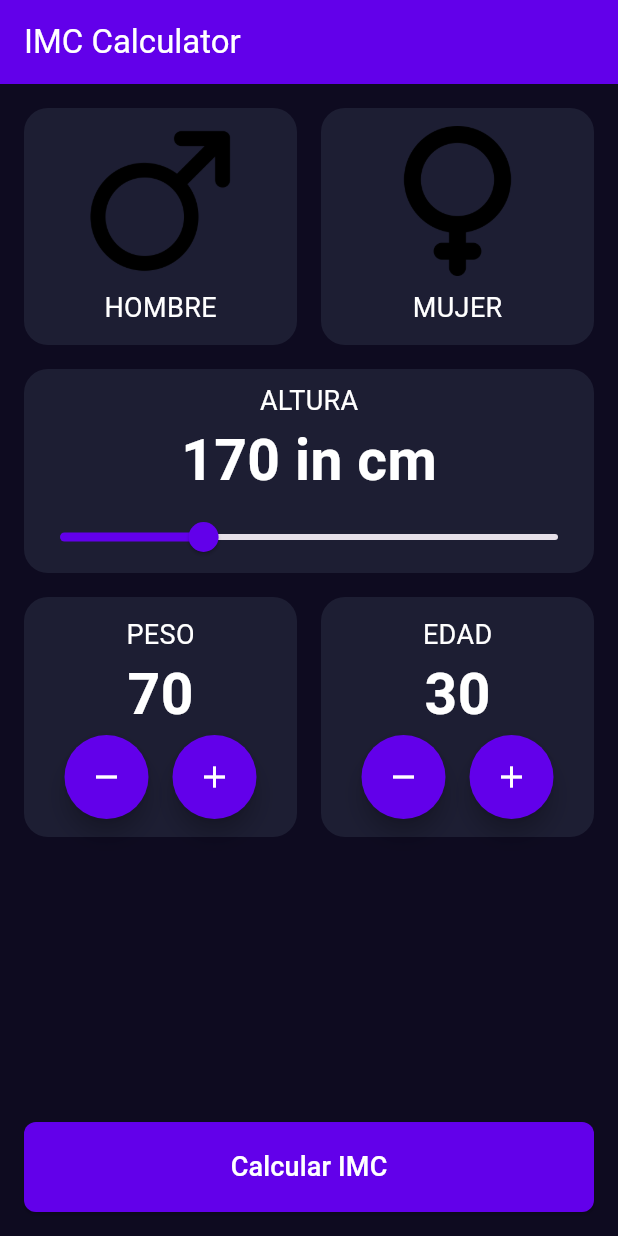
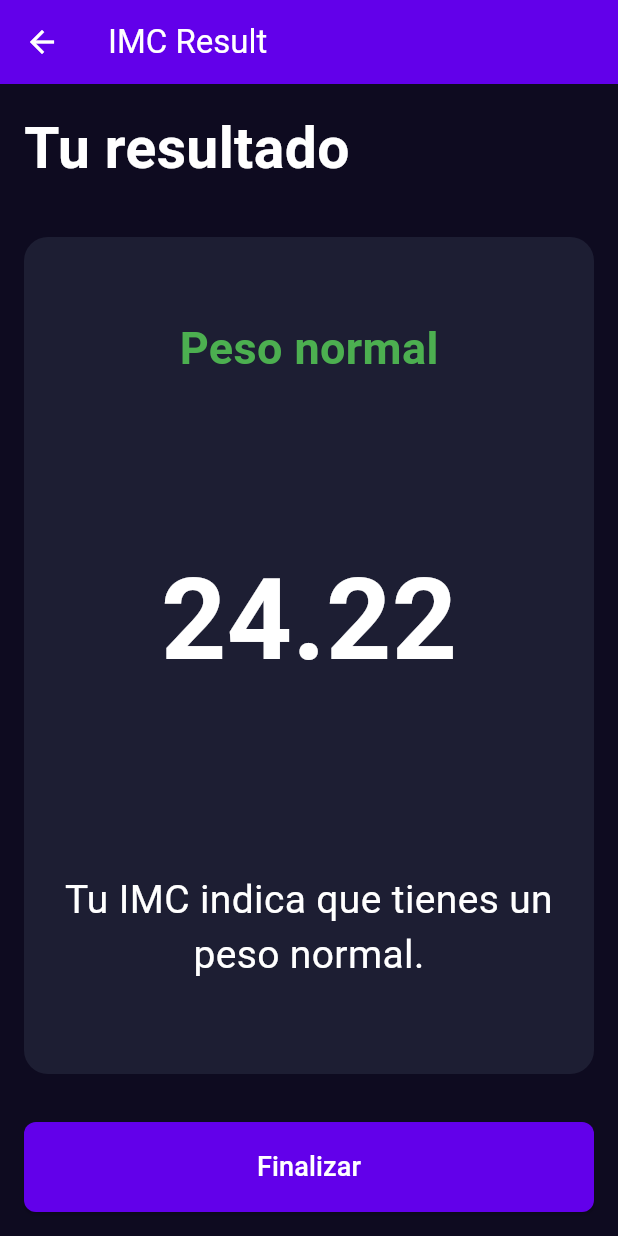
Before and after one commit to JulenWD/PruebaFlutter, a Flutter app: the screen it shows after launch, after a tap on the "remove" icon, after a tap on the "add" icon, after a tap on "Calcular IMC", on a phone screen of 412 x 824 dp. Run offline on Flutter 3.47's test engine with Material 3 defaults, Android fonts, the phone set to English and light mode, and no system bars.

Commit message:
He terminado la aplicación

```diff
--- a/lib/components/height_selector.dart
+++ b/lib/components/height_selector.dart
@@ -3,14 +3,19 @@ import 'package:imc_calculator/core/app_colors.dart';
 import 'package:imc_calculator/core/text_styles.dart';
 
 class HeightSelector extends StatefulWidget {
-  const HeightSelector({super.key});
+  final double selectedHeight;
+  final Function(double) onHeigthChanged;
+  const HeightSelector({
+    super.key,
+    required this.selectedHeight,
+    required this.onHeigthChanged,
+  });
 
   @override
   State<HeightSelector> createState() => _HeightSelectorState();
 }
 
 class _HeightSelectorState extends State<HeightSelector> {
-  double height = 170.0; // Altura inicial en cm
   @override
   Widget build(BuildContext context) {
     return Padding(
@@ -27,7 +32,7 @@ class _HeightSelectorState extends State<HeightSelector> {
               child: Text("ALTURA", style: TextStyles.bodyText),
             ),
             Text(
-              "${height.toStringAsFixed(0)} in cm",
+              "${widget.selectedHeight.toStringAsFixed(0)} in cm",
               style: TextStyle(
                 color: Colors.white,
                 fontSize: 38,
@@ -35,17 +40,15 @@ class _HeightSelectorState extends State<HeightSelector> {
               ),
             ),
             Slider(
-              value: height,
+              value: widget.selectedHeight,
               onChanged: (newHeight) {
-                setState(() {
-                  height = newHeight;
-                });
+                widget.onHeigthChanged(newHeight);
               },
               min: 150,
               max: 220,
               divisions: 70,
               activeColor: AppColors.primary,
-              label: "${height.toStringAsFixed(0)}",
+              label: "${widget.selectedHeight.toStringAsFixed(0)} cm",
             ),
           ],
         ),
--- a/lib/components/number_selector.dart
+++ b/lib/components/number_selector.dart
@@ -45,6 +45,7 @@ class _NumberSelectorState extends State<NumberSelector> {
               mainAxisAlignment: MainAxisAlignment.center,
               children: [
                 FloatingActionButton(
+                  heroTag: null,
                   onPressed: () {
                     widget.onDecrement();
                   },
@@ -54,6 +55,7 @@ class _NumberSelectorState extends State<NumberSelector> {
                 ),
                 SizedBox(width: 16),
                 FloatingActionButton(
+                  heroTag: null,
                   onPressed: () {
                     widget.onIncrement();
                   },
--- a/lib/screens/imc_home_screen.dart
+++ b/lib/screens/imc_home_screen.dart
@@ -4,6 +4,7 @@ import 'package:imc_calculator/components/height_selector.dart';
 import 'package:imc_calculator/components/number_selector.dart';
 import 'package:imc_calculator/core/app_colors.dart';
 import 'package:imc_calculator/core/text_styles.dart';
+import 'package:imc_calculator/screens/imc_result_screen.dart';
 
 class ImcHomeScreen extends StatefulWidget {
   const ImcHomeScreen({super.key});
@@ -15,12 +16,20 @@ class ImcHomeScreen extends StatefulWidget {
 class _ImcHomeScreenState extends State<ImcHomeScreen> {
   int selectedAge = 30;
   int selectedWeight = 70;
+  double selectedHeight = 170;
   @override
   Widget build(BuildContext context) {
     return Column(
       children: [
         GenderSelector(),
-        HeightSelector(),
+        HeightSelector(
+          selectedHeight: selectedHeight,
+          onHeigthChanged: (newHeight) {
+            setState(() {
+              selectedHeight = newHeight;
+            });
+          },
+        ),
         Padding(
           padding: const EdgeInsets.all(16.0),
           child: Row(
@@ -71,8 +80,30 @@ class _ImcHomeScreenState extends State<ImcHomeScreen> {
           child: SizedBox(
             height: 60,
             width: double.infinity,
-            child: ElevatedButton(onPressed: () {}, style: ButtonStyle(shape: WidgetStateProperty.all(RoundedRectangleBorder(borderRadius: BorderRadius.circular(8))), backgroundColor: WidgetStateProperty.all(AppColors.primary)), child: Text("Calcular IMC", style: TextStyles.bodyText))),
-        )
+            child: ElevatedButton(
+              onPressed: () {
+                Navigator.push(
+                  context,
+                  MaterialPageRoute(
+                    builder: (context) => ImcResultScreen(
+                      height: selectedHeight,
+                      weight: selectedWeight,
+                    ),
+                  ),
+                );
+              },
+              style: ButtonStyle(
+                shape: WidgetStateProperty.all(
+                  RoundedRectangleBorder(
+                    borderRadius: BorderRadius.circular(8),
+                  ),
+                ),
+                backgroundColor: WidgetStateProperty.all(AppColors.primary),
+              ),
+              child: Text("Calcular IMC", style: TextStyles.bodyText),
+            ),
+          ),
+        ),
       ],
     );
   }
--- /dev/null
+++ b/lib/screens/imc_result_screen.dart
@@ -0,0 +1,147 @@
+import 'package:flutter/material.dart';
+import 'package:imc_calculator/core/app_colors.dart';
+import 'package:imc_calculator/core/text_styles.dart';
+
+class ImcResultScreen extends StatelessWidget {
+  final double height;
+  final int weight;
+  const ImcResultScreen({
+    super.key,
+    required this.height,
+    required this.weight,
+  });
+
+  @override
+  Widget build(BuildContext context) {
+    return Scaffold(
+      backgroundColor: AppColors.background,
+      appBar: toolbarResult(),
+      body: bodyResult(context),
+    );
+  }
+
+  Padding bodyResult(BuildContext context) {
+    double fixedHeight = height / 100; // Convert cm to meters
+    double imcResult = weight / (fixedHeight * fixedHeight);
+    return Padding(
+      padding: const EdgeInsets.all(16.0),
+      child: Column(
+        crossAxisAlignment: CrossAxisAlignment.start,
+        children: [
+          Text(
+            "Tu resultado",
+            style: TextStyle(
+              fontSize: 38,
+              color: Colors.white,
+              fontWeight: FontWeight.bold,
+            ),
+          ),
+          Expanded(
+            child: Padding(
+              padding: const EdgeInsets.only(top: 32.0, bottom: 32.0),
+              child: Container(
+                width: double.infinity,
+                decoration: BoxDecoration(
+                  color: AppColors.backgroundComponent,
+                  borderRadius: BorderRadius.circular(16),
+                ),
+                child: Column(
+                  mainAxisAlignment: MainAxisAlignment.spaceAround,
+                  children: [
+                    Text(
+                      getTextByImc(imcResult),
+                      style: TextStyle(
+                        fontSize: 30,
+                        fontWeight: FontWeight.w600,
+                        color: getColorByImc(imcResult),
+                      ),
+                    ),
+                    Text(
+                      imcResult.toStringAsFixed(2),
+                      style: TextStyle(
+                        fontSize: 76,
+                        color: Colors.white,
+                        fontWeight: FontWeight.bold,
+                      ),
+                    ),
+                    Padding(
+                      padding: const EdgeInsets.all(8.0),
+                      child: Text(
+                        getDescriptionByImc(imcResult),
+                        style: TextStyle(
+                          fontSize: 26,
+                          fontWeight: FontWeight.w400,
+                          color: Colors.white,
+                        ),
+                        textAlign: TextAlign.center,
+                      ),
+                    ),
+                  ],
+                ),
+              ),
+            ),
+          ),
+          SizedBox(
+            height: 60,
+            width: double.infinity,
+            child: ElevatedButton(
+              onPressed: () {
+                Navigator.pop(context);
+              },
+              style: ButtonStyle(
+                shape: WidgetStateProperty.all(
+                  RoundedRectangleBorder(
+                    borderRadius: BorderRadius.circular(8),
+                  ),
+                ),
+                backgroundColor: WidgetStateProperty.all(AppColors.primary),
+              ),
+              child: Text("Finalizar", style: TextStyles.bodyText),
+            ),
+          ),
+        ],
+      ),
+    );
+  }
+
+  AppBar toolbarResult() {
+    return AppBar(
+      backgroundColor: AppColors.primary,
+      title: Text("IMC Result"),
+      foregroundColor: Colors.white,
+    );
+  }
+
+  Color getColorByImc(double imcResult) {
+    return switch (imcResult) {
+      < 18.5 => Colors.blue, //Imc bajo
+      < 24.9 => Colors.green, //Imc normal
+      < 29.9 => Colors.yellow, //Imc sobrepeso
+      < 34.9 => Colors.orange, //Imc obesidad grado 1
+      < 39.9 => Colors.red, //Imc obesidad grado 2
+      _ => Colors.purple, //Imc obesidad grado 3
+    };
+  }
+
+  String getTextByImc(double imcResult) {
+    return switch (imcResult) {
+      < 18.5 => "Bajo peso",
+      < 24.9 => "Peso normal",
+      < 29.9 => "Sobrepeso",
+      < 34.9 => "Obesidad grado 1",
+      < 39.9 => "Obesidad grado 2",
+      _ => "Obesidad grado 3",
+    };
+  }
+
+  String getDescriptionByImc(double imcResult) {
+    return switch (imcResult) {
+      < 18.5 => "Tu IMC indica que tienes un peso inferior al normal.",
+      < 24.9 => "Tu IMC indica que tienes un peso normal.",
+      < 29.9 => "Tu IMC indica que tienes sobrepeso.",
+      < 34.9 => "Tu IMC indica obesidad grado 1.",
+      < 39.9 => "Tu IMC indica obesidad grado 2.",
+      _ => "Tu IMC indica obesidad grado 3.",
+    };
+  }
+}
```
